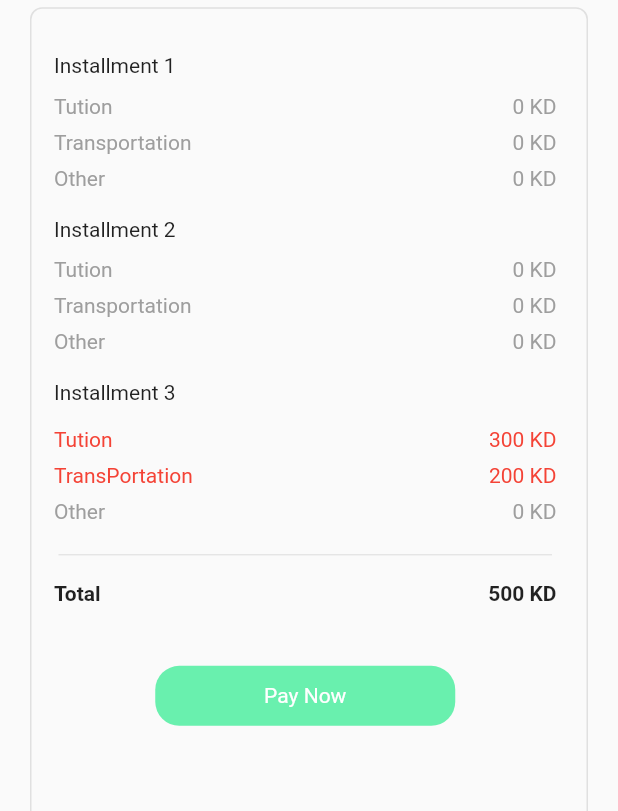
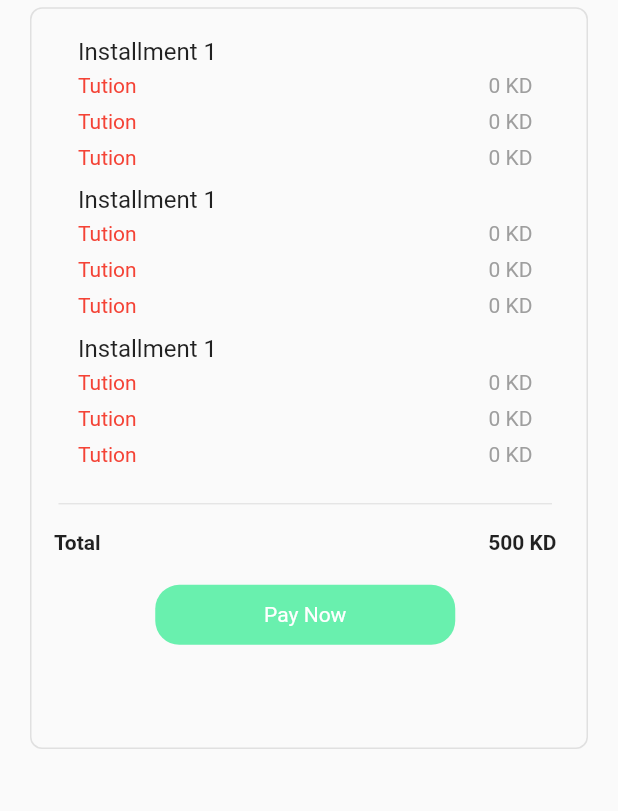
Before and after one commit to kirancchand/nurture, a Flutter app: the PaymentPending screen opened by its route, on a phone screen of 412 x 824 dp, the part 425-1236 px from its top. Run offline on Flutter 3.47's test engine with Material 2 defaults, Android fonts, the phone set to English and light mode, and no system bars; our stand-ins replace get, modal_progress_hud_nsn.

Commit message:
push for pending payment changes

```diff
--- a/lib/route.dart
+++ b/lib/route.dart
@@ -4,7 +4,7 @@ import 'package:flutter/material.dart';
 import 'package:nurture/screen/login.dart';
 import 'package:nurture/screen/otpform.dart';
 import 'package:nurture/screen/home.dart';
-import 'package:nurture/screen/paymentPending.dart';
+import 'package:nurture/screen/paymentpending.dart';
 
 
 class Routes {
--- a/lib/screen/home.dart
+++ b/lib/screen/home.dart
@@ -2,7 +2,7 @@ import 'package:flutter/material.dart';
 import 'package:get/get.dart';
 import 'package:nurture/config/controller.dart';
 import 'package:nurture/widget/list.dart';
-import 'package:nurture/screen/paymentPending.dart';
+import 'package:nurture/screen/paymentpending.dart';
 import 'package:nurture/screen/myhome.dart';
 class Home extends StatefulWidget {
   Home({Key key,  this.title}) : super(key: key);
--- a/lib/screen/paymentPending.dart
+++ /dev/null
@@ -1,247 +0,0 @@
-import 'package:flutter/material.dart';
-import 'package:nurture/widget/buttons.dart';
-
-class PaymentPending extends StatefulWidget {
-  const PaymentPending({Key key}) : super(key: key);
-
-  @override
-  _PaymentPendingState createState() => _PaymentPendingState();
-}
-
-class _PaymentPendingState extends State<PaymentPending> {
-  var _valueChoose;
-
-  List listItem = ["Asim Muhammad", "Dana Muhammad", "Dalal Muhammad"];
-
-  @override
-  Widget build(BuildContext context) {
-    return Scaffold(
-        body: ListView(
-      children: [_header(), _installmentSection()],
-    ));
-  }
-
-  Widget _installmentSection() {
-    return Padding(
-      padding: const EdgeInsets.all(20),
-      child: Column(
-        children: [
-          Row(
-            crossAxisAlignment: CrossAxisAlignment.end,
-            mainAxisAlignment: MainAxisAlignment.end,
-            children: [
-              Text(
-                "Academic year: 2021-2022",
-                style: TextStyle(color: Colors.grey),
-              ),
-            ],
-          ),
-          SizedBox(
-            height: 5,
-          ),
-          Container(
-            height: MediaQuery.of(context).size.height * .80,
-            width: MediaQuery.of(context).size.width,
-            decoration: BoxDecoration(
-                borderRadius: BorderRadius.circular(8),
-                border: Border.all(color: Colors.grey.shade300)),
-            child: Padding(
-              padding: const EdgeInsets.only(left: 15, top: 15, right: 20),
-              child:installment(),
-            ),
-          )
-        ],
-      ),
-    );
-  }
-  Widget installment(){
-    return  Column(
-                crossAxisAlignment: CrossAxisAlignment.start,
-                children: [
-                  newMethod2("Installment 1"),
-                  newMethod2("Installment 2"),
-                  SizedBox(height:15 ,),
-                  Text("Installment 3"),
-                  SizedBox(height:10 ,),
-                  _IsSelectedItem(),
-                  Padding(
-                    padding:
-                        const EdgeInsets.symmetric(horizontal: 3, vertical: 10),
-                    child: Divider(),
-                  ),
-                  Row(
-                    mainAxisAlignment: MainAxisAlignment.spaceBetween,
-                    children: [
-                      Text(
-                        "Total",
-                        style: TextStyle(
-                          fontWeight: FontWeight.bold,
-                        ),
-                      ),
-                      Text(
-                        "500 KD",
-                        style: TextStyle(
-                          fontWeight: FontWeight.bold,
-                        ),
-                      )
-                    ],
-                  ),
-                  SizedBox(height: 40),
-                  Center(
-                    child:payNowButtons(),
-                  )
-                ],
-              );
-  }
-
-  Column newMethod2(String txt3) {
-    return Column(
-      crossAxisAlignment: CrossAxisAlignment.start,
-      children: [
-        Padding(
-          padding: const EdgeInsets.only(top: 15),
-          child: Text(txt3),
-        ),
-        SizedBox(
-          height: 6,
-        ),
-        newMethodtxt("Tution", "0 KD"),
-        newMethodtxt("Transportation", "0 KD"),
-        newMethodtxt("Other", "0 KD"),
-      ],
-    );
-  }
-
-  Padding newMethodtxt(String txt1, String txt2) {
-    return Padding(
-      padding: const EdgeInsets.only(top: 5, bottom: 3),
-      child: Row(
-        mainAxisAlignment: MainAxisAlignment.spaceBetween,
-        children: [_txt(txt1), _txt(txt2)],
-      ),
-    );
-  }
-
-  Widget _IsSelectedItem() {
-    return Column(
-      children: [
-        newMethodSelected("Tution", "300 KD"),
-        newMethodSelected("TransPortation", "200 KD"),
-        newMethodtxt("Other", "0 KD"),
-      ],
-    );
-  }
-
-  Padding newMethodSelected(String txt4, String txt5) {
-    return Padding(
-      padding: const EdgeInsets.only(top: 5,bottom: 3),
-      child: Row(
-        mainAxisAlignment: MainAxisAlignment.spaceBetween,
-        children: [_txt(txt4, isSelected: true), _txt(txt5, isSelected: true)],
-      ),
-    );
-  }
-
-  Widget _txt(String txt, {bool isSelected = false}) {
-    return Text(
-      txt,
-      style: TextStyle(color: isSelected ? Colors.red : Colors.grey),
-    );
-  }
-
-  Widget _header() {
-    return Stack(
-      children: [
-        Container(
-          height: MediaQuery.of(context).size.height * .30,
-          width: MediaQuery.of(context).size.width,
-        ),
-        Container(
-          height: MediaQuery.of(context).size.height * .17,
-          width: MediaQuery.of(context).size.width,
-          decoration: BoxDecoration(
-            gradient: LinearGradient(
-              colors: [
-                Colors.greenAccent,
-                Colors.lightBlueAccent,
-                Colors.lightBlue,
-              ],
-            ),
-          ),
-        ),
-        Align(
-          alignment: Alignment.center,
-          child: Padding(
-            padding: const EdgeInsets.only(top: 40),
-            child: Column(
-              children: [
-                Text("Payment Pending",
-                    style: TextStyle(color: Colors.white, fontSize: 18)),
-                SizedBox(
-                  height: 17,
-                ),
-                Container(
-                  height: MediaQuery.of(context).size.height * .135,
-                  width: MediaQuery.of(context).size.width * .85,
-                  decoration: BoxDecoration(
-                      borderRadius: BorderRadius.circular(6),
-                      boxShadow: [
-                        BoxShadow(
-                          color: Colors.grey.withOpacity(.2),
-                          spreadRadius: 1,
-                          blurRadius: 2,
-                          offset: Offset(1, 1),
-                        ),
-                      ],
-                      color: Colors.white),
-                  child: Padding(
-                      padding: const EdgeInsets.all(10),
-                      child: Column(
-                        crossAxisAlignment: CrossAxisAlignment.start,
-                        children: [
-                          Text(
-                            "Student",
-                            style: TextStyle(color: Colors.greenAccent),
-                          ),
-                          Center(
-                              child: DropdownButton(
-                            isExpanded: true,
-                            icon: Icon(
-                              Icons.keyboard_arrow_down_outlined,
-                              color: Colors.greenAccent,
-                            ),
-                            value: _valueChoose,
-                            onChanged: (newValue) {
-                              setState(() {
-                                _valueChoose = newValue;
-                              });
-                            },
-                            items: listItem.map((valueItem) {
-                              return DropdownMenuItem(
-                                value: valueItem,
-                                child: Text(valueItem),
-                              );
-                            }).toList(),
-                          ))
-                          // DropdownButtonFormField(items: items)
-                        ],
-                      )
-                      /*
-       TextFormField(
-        decoration: InputDecoration(
-          labelText: "Student",
-          suffixIcon: Icon(Icons.keyboard_arrow_down_outlined),
-        ),
-      ),
-*/
-
-                      ),
-                )
-              ],
-            ),
-          ),
-        ),
-      ],
-    );
-  }
-}
--- /dev/null
+++ b/lib/screen/paymentpending.dart
@@ -0,0 +1,292 @@
+import 'package:flutter/material.dart';
+import 'package:nurture/widget/buttons.dart';
+import 'package:nurture/widget/list.dart';
+
+class PaymentPending extends StatefulWidget {
+  const PaymentPending({Key key}) : super(key: key);
+
+  @override
+  _PaymentPendingState createState() => _PaymentPendingState();
+}
+
+class _PaymentPendingState extends State<PaymentPending> {
+  var _valueChoose;
+
+  List listItem = ["Asim Muhammad", "Dana Muhammad", "Dalal Muhammad"];
+
+  @override
+  Widget build(BuildContext context) {
+    return Scaffold(
+        body: ListView(
+            children: [_header(), _installmentSection()],
+    ));
+  }
+
+
+  Widget _header() {
+    return Stack(
+      children: [
+        Container(
+          height: MediaQuery.of(context).size.height * .30,
+          width: MediaQuery.of(context).size.width,
+        ),
+        Container(
+          height: MediaQuery.of(context).size.height * .17,
+          width: MediaQuery.of(context).size.width,
+          decoration: BoxDecoration(
+            gradient: LinearGradient(
+              colors: [
+                Colors.greenAccent,
+                Colors.lightBlueAccent,
+                Colors.lightBlue,
+              ],
+            ),
+          ),
+        ),
+        Align(
+          alignment: Alignment.center,
+          child: Padding(
+            padding: const EdgeInsets.only(top: 40),
+            child: Column(
+              children: [
+                Text("Payment Pending",
+                    style: TextStyle(color: Colors.white, fontSize: 18)),
+                SizedBox(
+                  height: 17,
+                ),
+                Container(
+                  height: MediaQuery.of(context).size.height * .135,
+                  width: MediaQuery.of(context).size.width * .85,
+                  decoration: BoxDecoration(
+                      borderRadius: BorderRadius.circular(6),
+                      boxShadow: [
+                        BoxShadow(
+                          color: Colors.grey.withOpacity(.2),
+                          spreadRadius: 1,
+                          blurRadius: 2,
+                          offset: Offset(1, 1),
+                        ),
+                      ],
+                      color: Colors.white),
+                  child: Padding(
+                      padding: const EdgeInsets.all(10),
+                      child: Column(
+                        crossAxisAlignment: CrossAxisAlignment.start,
+                        children: [
+                          Text(
+                            "Student",
+                            style: TextStyle(color: Colors.greenAccent),
+                          ),
+                          Center(
+                              child: DropdownButton(
+                                isExpanded: true,
+                                icon: Icon(
+                                  Icons.keyboard_arrow_down_outlined,
+                                  color: Colors.greenAccent,
+                                ),
+                                value: _valueChoose,
+                                onChanged: (newValue) {
+                                  setState(() {
+                                    _valueChoose = newValue;
+                                  });
+                                },
+                                items: listItem.map((valueItem) {
+                                  return DropdownMenuItem(
+                                    value: valueItem,
+                                    child: Text(valueItem),
+                                  );
+                                }).toList(),
+                              ))
+                          // DropdownButtonFormField(items: items)
+                        ],
+                      )
+                    /*
+       TextFormField(
+        decoration: InputDecoration(
+          labelText: "Student",
+          suffixIcon: Icon(Icons.keyboard_arrow_down_outlined),
+        ),
+      ),
+*/
+
+                  ),
+                )
+              ],
+            ),
+          ),
+        ),
+      ],
+    );
+  }
+
+  Widget _installmentSection() {
+    return Padding(
+      padding: const EdgeInsets.all(20),
+      child: Column(
+        children: [
+          Row(
+            crossAxisAlignment: CrossAxisAlignment.end,
+            mainAxisAlignment: MainAxisAlignment.end,
+            children: [
+              Text(
+                "Academic year: 2021-2022",
+                style: TextStyle(color: Colors.grey),
+              ),
+            ],
+          ),
+          SizedBox(
+            height: 5,
+          ),
+          Container(
+            height: MediaQuery.of(context).size.height * .6,
+            width: MediaQuery.of(context).size.width,
+            decoration: BoxDecoration(
+                borderRadius: BorderRadius.circular(8),
+                border: Border.all(color: Colors.grey.shade300)),
+            child: Padding(
+              padding: const EdgeInsets.only(left: 15, top: 15, right: 20),
+              child:Column(
+                children: [
+                  ListView.builder(
+                    itemCount: 3,
+                    shrinkWrap: true,
+                    physics: ClampingScrollPhysics(),
+                    itemBuilder: (context, int index) {
+                      return Installment();
+                    },
+                  ),
+                  Padding(
+                    padding:
+                    const EdgeInsets.symmetric(horizontal: 3, vertical: 10),
+                    child: Divider(),
+                  ),
+                  Row(
+                    mainAxisAlignment: MainAxisAlignment.spaceBetween,
+                    children: [
+                      Text(
+                        "Total",
+                        style: TextStyle(
+                          fontWeight: FontWeight.bold,
+                        ),
+                      ),
+                      Text(
+                        "500 KD",
+                        style: TextStyle(
+                          fontWeight: FontWeight.bold,
+                        ),
+                      )
+                    ],
+                  ),
+                  SizedBox(height: 20),
+                  Center(
+                    child:payNowButtons(),
+                  )
+                ],
+              )
+
+            ),
+
+          ),
+
+        ],
+      ),
+    );
+  }
+  // Widget installment(){
+  //   return  Column(
+  //               crossAxisAlignment: CrossAxisAlignment.start,
+  //               children: [
+  //                 newMethod2("Installment 1"),
+  //                 newMethod2("Installment 2"),
+  //                 SizedBox(height:15 ,),
+  //                 Text("Installment 3"),
+  //                 SizedBox(height:10 ,),
+  //                 _IsSelectedItem(),
+  //                 Padding(
+  //                   padding:
+  //                       const EdgeInsets.symmetric(horizontal: 3, vertical: 10),
+  //                   child: Divider(),
+  //                 ),
+  //                 Row(
+  //                   mainAxisAlignment: MainAxisAlignment.spaceBetween,
+  //                   children: [
+  //                     Text(
+  //                       "Total",
+  //                       style: TextStyle(
+  //                         fontWeight: FontWeight.bold,
+  //                       ),
+  //                     ),
+  //                     Text(
+  //                       "500 KD",
+  //                       style: TextStyle(
+  //                         fontWeight: FontWeight.bold,
+  //                       ),
+  //                     )
+  //                   ],
+  //                 ),
+  //                 SizedBox(height: 40),
+  //                 Center(
+  //                   child:payNowButtons(),
+  //                 )
+  //               ],
+  //             );
+  // }
+
+  // Column newMethod2(String txt3) {
+  //   return Column(
+  //     crossAxisAlignment: CrossAxisAlignment.start,
+  //     children: [
+  //       Padding(
+  //         padding: const EdgeInsets.only(top: 15),
+  //         child: Text(txt3),
+  //       ),
+  //       SizedBox(
+  //         height: 6,
+  //       ),
+  //
+  //       newMethodtxt("Tution", "0 KD"),
+  //       newMethodtxt("Transportation", "0 KD"),
+  //       newMethodtxt("Other", "0 KD"),
+  //     ],
+  //   );
+  // }
+
+  // Padding newMethodtxt(String txt1, String txt2) {
+  //   return Padding(
+  //     padding: const EdgeInsets.only(top: 5, bottom: 3),
+  //     child: Row(
+  //       mainAxisAlignment: MainAxisAlignment.spaceBetween,
+  //       children: [_txt(txt1), _txt(txt2)],
+  //     ),
+  //   );
+  // }
+
+  // Widget _IsSelectedItem() {
+  //   return Column(
+  //     children: [
+  //       newMethodSelected("Tution", "300 KD"),
+  //       newMethodSelected("TransPortation", "200 KD"),
+  //       newMethodtxt("Other", "0 KD"),
+  //     ],
+  //   );
+  // }
+
+  // Padding newMethodSelected(String txt4, String txt5) {
+  //   return Padding(
+  //     padding: const EdgeInsets.only(top: 5,bottom: 3),
+  //     child: Row(
+  //       mainAxisAlignment: MainAxisAlignment.spaceBetween,
+  //       children: [_txt(txt4, isSelected: true), _txt(txt5, isSelected: true)],
+  //     ),
+  //   );
+  // }
+
+  // Widget _txt(String txt, {bool isSelected = false}) {
+  //   return Text(
+  //     txt,
+  //     style: TextStyle(color: isSelected ? Colors.red : Colors.grey),
+  //   );
+  // }
+
+
+}
--- a/lib/widget/list.dart
+++ b/lib/widget/list.dart
@@ -71,3 +71,50 @@ class OutstandingPayment extends StatelessWidget {
       );
   }
 }
+
+
+class Installment extends StatelessWidget {
+  Installment({
+    Key key,
+    // this.txt,
+    // this.data
+  }) : super(key: key);
+  // String txt;
+  // Response data;
+  @override
+  Widget build(BuildContext context) {
+    return
+      ListTile(
+            title: Text("Installment 1"),
+        subtitle: Column(
+          crossAxisAlignment: CrossAxisAlignment.start,
+          children:[
+            ListView.builder(
+              itemCount: 3,
+              shrinkWrap: true,
+              physics: ClampingScrollPhysics(),
+              itemBuilder: (context, int index) {
+                return Padding(
+                    padding: const EdgeInsets.only(top: 5, bottom: 3),
+                    child: Row(
+                      mainAxisAlignment: MainAxisAlignment.spaceBetween,
+                      children: [list_txt("Tution",isSelected: true), list_txt("0 KD")],
+                    ),
+                );
+              },
+            ),
+          ]
+
+
+        ),
+
+      );
+  }
+}
+
+Widget list_txt(String txt, {bool isSelected = false}) {
+  return Text(
+    txt,
+    style: TextStyle(color: isSelected ? Colors.red : Colors.grey),
+  );
+}
```
Also changed, not shown: lib/screen/myhome.dart (+13 -15 lines), lib/widget/student.dart (added, +98 -0 lines).
